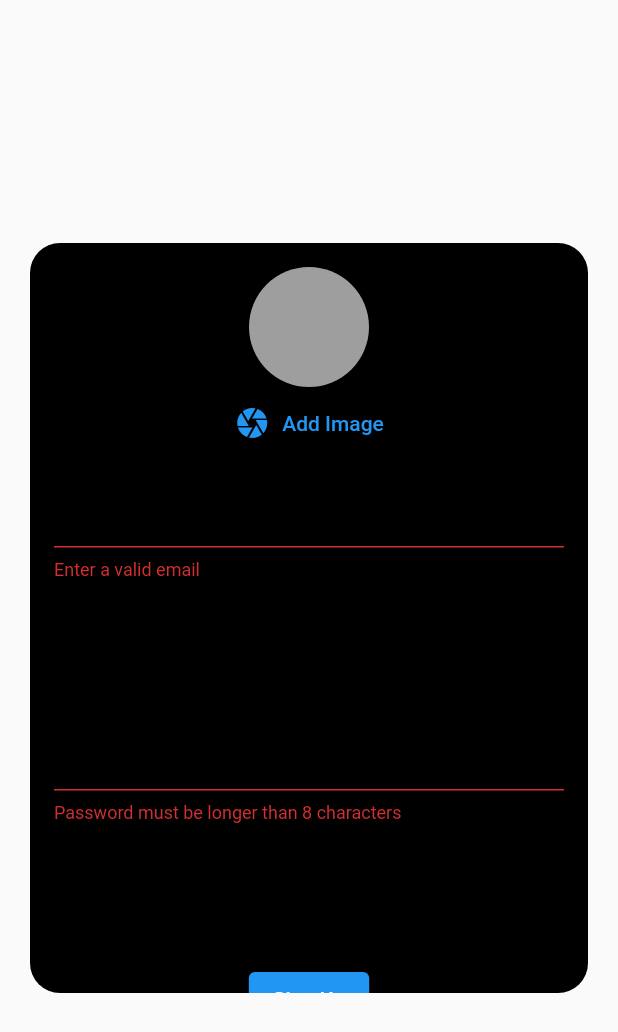
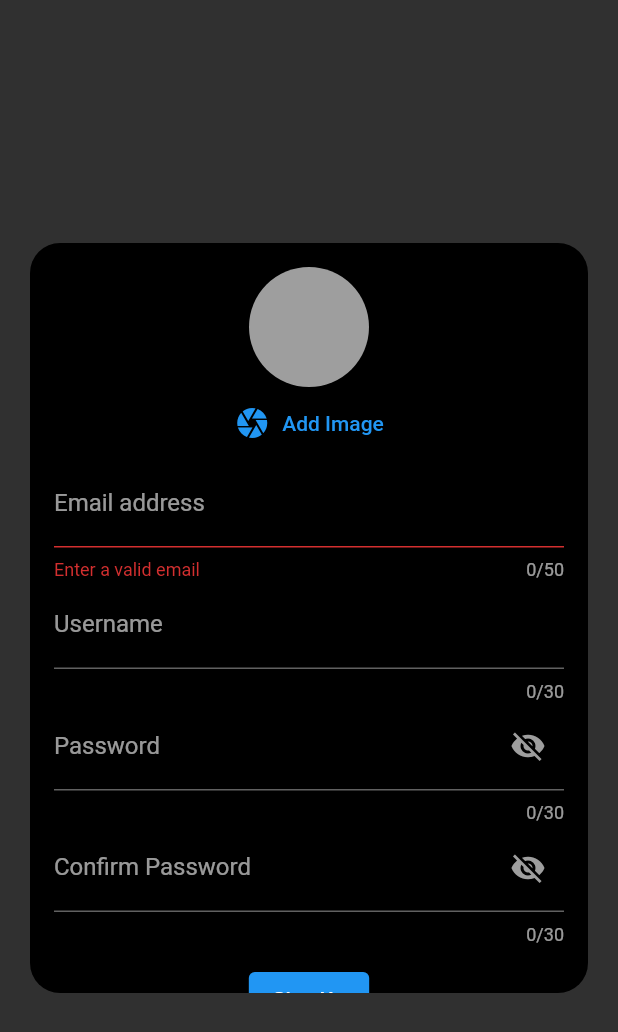
Before and after one commit to CanKankaya/firebase_chat_example, a Flutter app: the screen it shows after launch, after a tap on "Login", after a tap on "Create New Account", on a phone screen of 412 x 824 dp. Shown: the top 1032 px of the screen. Run offline on Flutter 3.47's test engine with Material 2 defaults, Android fonts, the phone set to English and light mode, and no system bars; our stand-ins replace cloud_firestore, firebase_auth, firebase_core, firebase_storage, image_picker, shared_preferences; accounts and stored records are empty.

Commit message:
added password show/hide

```diff
--- a/lib/screens/auth_screen.dart
+++ b/lib/screens/auth_screen.dart
@@ -17,6 +17,8 @@ class AuthScreen extends StatelessWidget {
   final ValueNotifier<bool> _isLoading = ValueNotifier<bool>(false);
   final ValueNotifier<bool> _isLogin = ValueNotifier<bool>(true);
   final ValueNotifier<XFile?> _pickedImage = ValueNotifier<XFile?>(null);
+  final ValueNotifier<bool> _hidePassword = ValueNotifier<bool>(true);
+  final ValueNotifier<bool> _hideConfirmPassword = ValueNotifier<bool>(true);
 
   final _auth = FirebaseAuth.instance;
   final _formKey = GlobalKey<FormState>();
@@ -126,9 +128,7 @@ class AuthScreen extends StatelessWidget {
               : WillPopScope(
                   onWillPop: () => showExitPopup(context),
                   child: Theme(
-                    data: Theme.of(context).copyWith(
-                      splashColor: Colors.amber,
-                    ),
+                    data: ThemeData.dark(),
                     child: Scaffold(
                       body: Center(
                         child: ValueListenableBuilder(
@@ -216,13 +216,16 @@ class AuthScreen extends StatelessWidget {
                                                   decoration:
                                                       const InputDecoration(labelText: 'Username'),
                                                 ),
-                                              TextFormField(
+                                              ValueListenableBuilder(
+                                                  valueListenable: _hidePassword,
+                                                  builder: (_, bool hidePasswordValue, __) {
+                                                    return TextFormField(
                                                       key: const ValueKey('password'),
                                                       controller: _userPasswordController,
                                                       autocorrect: false,
                                                       textCapitalization: TextCapitalization.none,
                                                       maxLength: 30,
-                                                obscureText: true,
+                                                      obscureText: hidePasswordValue,
                                                       onSaved: (newValue) {
                                                         userPassword = newValue;
                                                       },
@@ -235,31 +238,69 @@ class AuthScreen extends StatelessWidget {
                                                           return null;
                                                         }
                                                       },
-                                                decoration:
-                                                    const InputDecoration(labelText: 'Password'),
+                                                      decoration: InputDecoration(
+                                                        labelText: 'Password',
+                                                        suffixIcon: IconButton(
+                                                          onPressed: () {
+                                                            _hidePassword.value =
+                                                                !_hidePassword.value;
+                                                          },
+                                                          icon: hidePasswordValue
+                                                              ? const Icon(
+                                                                  Icons.visibility_off,
+                                                                  color: Colors.grey,
+                                                                )
+                                                              : const Icon(
+                                                                  Icons.visibility,
+                                                                  color: Colors.blue,
                                                                 ),
+                                                        ),
+                                                      ),
+                                                    );
+                                                  }),
                                               if (!isLoginValue)
-                                                TextFormField(
+                                                ValueListenableBuilder(
+                                                    valueListenable: _hideConfirmPassword,
+                                                    builder: (context, bool confirmPassValue, __) {
+                                                      return TextFormField(
                                                         key: const ValueKey('confirmPassword'),
                                                         enabled: !isLoginValue,
                                                         onSaved: (newValue) {
                                                           userPassword = newValue;
                                                         },
                                                         maxLength: 30,
-                                                  obscureText: true,
+                                                        obscureText: confirmPassValue,
                                                         validator: (value) {
                                                           if (value == null ||
                                                               value.isEmpty ||
                                                               value.length < 8 ||
-                                                        value != _userPasswordController.text) {
+                                                              value !=
+                                                                  _userPasswordController.text) {
                                                             return 'Passwords do not match';
                                                           } else {
                                                             return null;
                                                           }
                                                         },
-                                                  decoration: const InputDecoration(
-                                                      labelText: 'Confirm Password'),
+                                                        decoration: InputDecoration(
+                                                          labelText: 'Confirm Password',
+                                                          suffixIcon: IconButton(
+                                                            onPressed: () {
+                                                              _hideConfirmPassword.value =
+                                                                  !_hideConfirmPassword.value;
+                                                            },
+                                                            icon: confirmPassValue
+                                                                ? const Icon(
+                                                                    Icons.visibility_off,
+                                                                    color: Colors.grey,
+                                                                  )
+                                                                : const Icon(
+                                                                    Icons.visibility,
+                                                                    color: Colors.blue,
                                                                   ),
+                                                          ),
+                                                        ),
+                                                      );
+                                                    }),
                                               const SizedBox(height: 12),
                                               loadingValue
                                                   ? const CircularProgressIndicator()
--- a/lib/theme/theme_preference.dart
+++ b/lib/theme/theme_preference.dart
@@ -1,16 +1,15 @@
 import 'package:shared_preferences/shared_preferences.dart';
 
 class ThemePreferences {
-  // ignore: constant_identifier_names
-  static const PREF_KEY = "pref_key";
+  static const prefKey = "pref_key";
 
   setTheme(bool value) async {
     SharedPreferences sharedPreferences = await SharedPreferences.getInstance();
-    sharedPreferences.setBool(PREF_KEY, value);
+    sharedPreferences.setBool(prefKey, value);
   }
 
   getTheme() async {
     SharedPreferences sharedPreferences = await SharedPreferences.getInstance();
-    return sharedPreferences.getBool(PREF_KEY) ?? false;
+    return sharedPreferences.getBool(prefKey) ?? false;
   }
 }
```
Lines whose indentation alone changed are shown as unchanged.
